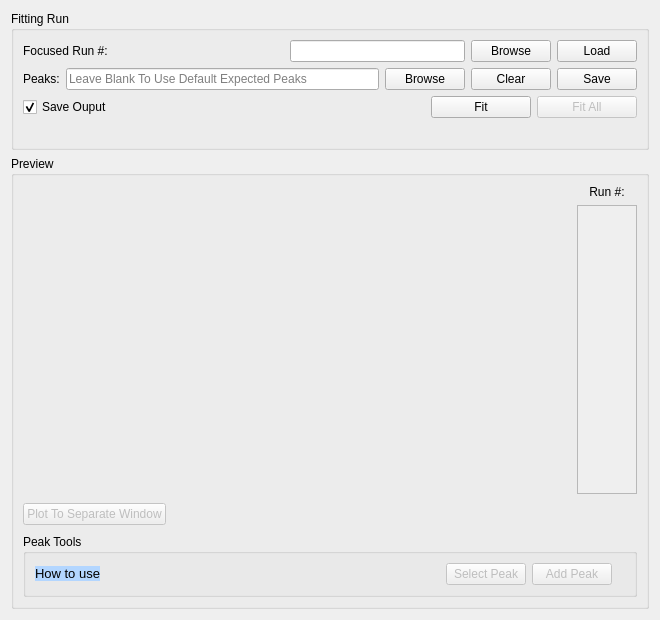
mantidproject/mantid, file qt/scientific_interfaces/EnggDiffraction/EnggDiffractionQtTabFitting.ui: the form before one commit.
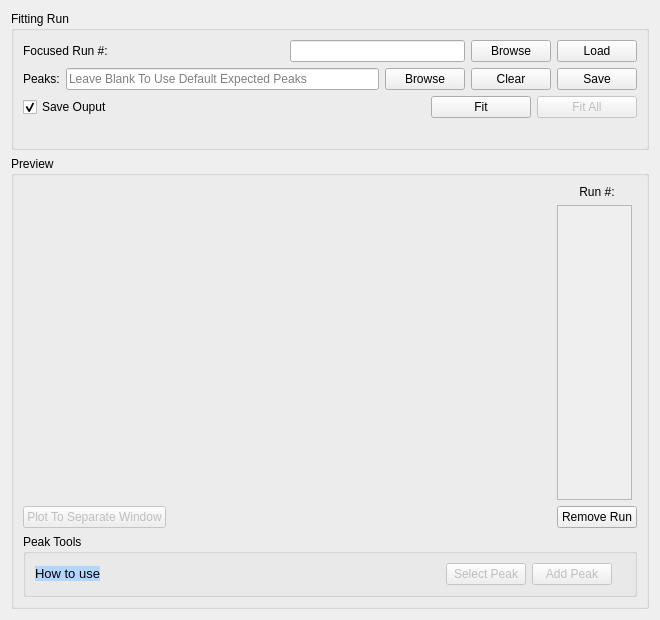
The form after the commit. Custom widgets are drawn as their Qt base class.

Commit message:
Re #21365 Add remove run button to GUI
A 'remove run' button was added to the GUI to ensure that the user can
remove focused workspaces from the model, should they need to. The list
widget was also widened slightly to allow the user to see the bank numbers

The edit to the form file:
```diff
--- a/qt/scientific_interfaces/EnggDiffraction/EnggDiffractionQtTabFitting.ui
+++ b/qt/scientific_interfaces/EnggDiffraction/EnggDiffractionQtTabFitting.ui
@@ -274,20 +274,7 @@
         </property>
        </spacer>
       </item>
-      <item row="3" column="2">
-       <spacer name="verticalSpacer">
-        <property name="orientation">
-         <enum>Qt::Vertical</enum>
-        </property>
-        <property name="sizeHint" stdset="0">
-         <size>
-          <width>20</width>
-          <height>28</height>
-         </size>
-        </property>
-       </spacer>
-      </item>
-      <item row="1" column="2">
+      <item row="1" column="3">
        <widget class="QLabel" name="label_qlist_bank">
         <property name="layoutDirection">
          <enum>Qt::LeftToRight</enum>
@@ -300,7 +287,7 @@
         </property>
        </widget>
       </item>
-      <item row="2" column="2">
+      <item row="2" column="3">
        <layout class="QVBoxLayout" name="verticalLayout_2">
         <item>
          <widget class="QListWidget" name="listWidget_fitting_run_num">
@@ -315,7 +302,7 @@
           </property>
           <property name="maximumSize">
            <size>
-            <width>60</width>
+            <width>75</width>
             <height>16777215</height>
            </size>
           </property>
@@ -345,7 +332,7 @@
         </property>
        </widget>
       </item>
-      <item row="4" column="0" colspan="3">
+      <item row="4" column="0" colspan="4">
        <widget class="QGroupBox" name="groupBox_peak_tools">
         <property name="title">
          <string>Peak Tools</string>
@@ -433,6 +420,13 @@
         </layout>
        </widget>
       </item>
+      <item row="3" column="3">
+       <widget class="QPushButton" name="pushButton_remove_run">
+        <property name="text">
+         <string>Remove Run</string>
+        </property>
+       </widget>
+      </item>
      </layout>
     </widget>
    </item>
```
The commit also changes 6 other files.
